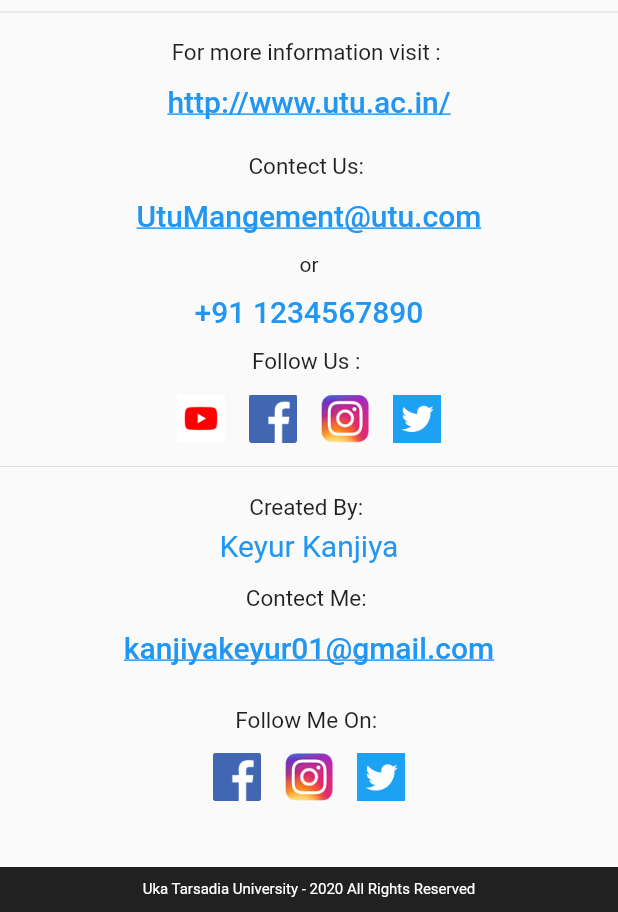
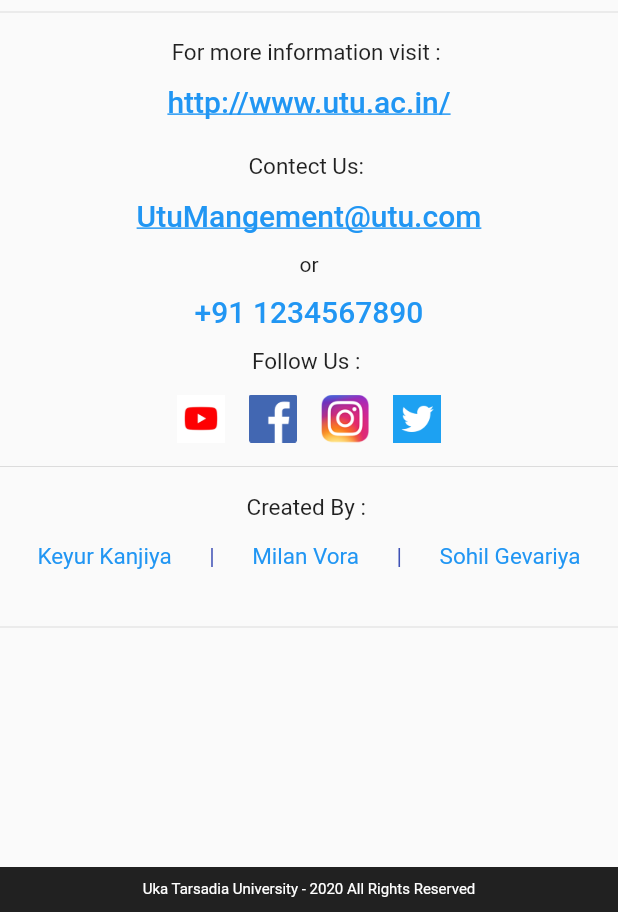
Before and after one commit to kanjiyakeyur/utu-connect, a Flutter app: the HelpScreen screen opened by its route, on a phone screen of 412 x 824 dp, the part 324-1236 px from its top. Run offline on Flutter 3.47's test engine with Material 2 defaults, Android fonts, the phone set to English and light mode, and no system bars; our stand-ins replace carousel_slider, cloud_firestore, firebase_auth, flutter_staggered_animations, page_transition, webview_flutter; accounts and stored records are empty; network calls fail.

```diff
--- a/lib/screens/Account_info_scrren.dart
+++ b/lib/screens/Account_info_scrren.dart
@@ -162,7 +162,7 @@ class _AccountInfoScreenState extends State<AccountInfoScreen> {
                     height: 7,
                   ),
                   Text(
-                    'Department :',
+                    'College :',
                     style: TextStyle(color: Colors.black45),
                   ),
                   SizedBox(
@@ -179,7 +179,7 @@ class _AccountInfoScreenState extends State<AccountInfoScreen> {
                     height: 13,
                   ),
                   Text(
-                    'course :',
+                    'Department :',
                     style: TextStyle(color: Colors.black45),
                   ),
                   SizedBox(
--- a/lib/screens/help_screen.dart
+++ b/lib/screens/help_screen.dart
@@ -177,74 +177,35 @@ class HelpScreen extends StatelessWidget {
                 height: 10,
               ),
               Text(
-                'Created By: ',
+                'Created By : ',
                 style: TextStyle(fontSize: 15),
-              ),
-              SizedBox(
-                height: 5,
-              ),
-              Text(
-                'Keyur Kanjiya',
-                style: TextStyle(color: Colors.blue, fontSize: 20),
               ),
               SizedBox(
                 height: 15,
               ),
-              Text(
-                'Contect Me: ',
-                style: TextStyle(fontSize: 15),
-              ),
-              FlatButton(
-                  onPressed: () async {
-                    await launch(
-                        'mailto:kanjiyakeyur01@utu.com?subject=Information Help&body=Ask Quetions');
-                  },
-                  child: Text(
-                    'kanjiyakeyur01@gmail.com',
-                    style: TextStyle(
-                        decoration: TextDecoration.underline,
-                        color: Colors.blue,
-                        fontSize: 20),
-                  )),
-              SizedBox(
-                height: 15,
-              ),
-              Text(
-                'Follow Me On: ',
-                style: TextStyle(fontSize: 15),
-              ),
-              SizedBox(
-                height: 5,
-              ),
               Row(
-                mainAxisAlignment: MainAxisAlignment.center,
+                mainAxisAlignment: MainAxisAlignment.spaceEvenly,
                 children: <Widget>[
-                  IconButton(
-                      icon: Image.asset(
-                        'assets/images/facebook.png',
-                        fit: BoxFit.cover,
-                      ),
-                      onPressed: () async {
-                        await launch(
-                            'https://www.facebook.com/profile.php?id=100005312417316');
-                      }),
-                  IconButton(
-                      icon: Image.asset(
-                        'assets/images/instagarm.png',
-                        fit: BoxFit.cover,
-                      ),
-                      onPressed: () async {
-                        await launch(
-                            'https://instagram.com/__k._k.__?igshid=pms5gu3vyvxn');
-                      }),
-                  IconButton(
-                      icon: Image.asset(
-                        'assets/images/twitter.png',
-                        fit: BoxFit.cover,
-                      ),
-                      onPressed: () async {
-                        await launch('https://twitter.com/kanjiyakeyur1');
-                      }),
+                  Text(
+                    'Keyur Kanjiya',
+                    style: TextStyle(color: Colors.blue, fontSize: 15),
+                  ),
+                  Text(
+                    '|',
+                    style: TextStyle(color: Colors.indigo, fontSize: 15),
+                  ),
+                  Text(
+                    'Milan Vora',
+                    style: TextStyle(color: Colors.blue, fontSize: 15),
+                  ),
+                  Text(
+                    '|',
+                    style: TextStyle(color: Colors.indigo, fontSize: 15),
+                  ),
+                  Text(
+                    'Sohil Gevariya',
+                    style: TextStyle(color: Colors.blue, fontSize: 15),
+                  ),
                 ],
               ),
               SizedBox(
--- a/lib/screens/utu_notification_screen.dart
+++ b/lib/screens/utu_notification_screen.dart
@@ -154,6 +154,7 @@ class UtuNotificationScreen extends StatelessWidget {
                                       reloadData[index]['datetime']),
                                   link: reloadData[index]['link'],
                                   expiredate: reloadData[index]['expiredate'],
+                                  imageUrl: reloadData[index]['image'],
                                 ),
                               ),
                             ),
--- a/lib/widgets/show_notification.dart
+++ b/lib/widgets/show_notification.dart
@@ -11,6 +11,7 @@ class ShowNotification extends StatefulWidget {
   final DateTime date;
   final String link;
   final String expiredate;
+  final String imageUrl;
 
   ///final String title;
   //final String description;
@@ -22,6 +23,7 @@ class ShowNotification extends StatefulWidget {
     @required this.date,
     @required this.link,
     @required this.expiredate,
+    @required this.imageUrl,
   });
 
   @override
@@ -155,6 +157,13 @@ class _ShowNotificationState extends State<ShowNotification> {
                                     SizedBox(
                                       height: 10,
                                     ),
+                                  if (widget.imageUrl != "EmptyImage")
+                                    Container(
+                                      child: Image.network(
+                                        widget.imageUrl,
+                                        fit: BoxFit.fitWidth,
+                                      ),
+                                    ),
                                   Row(
                                     mainAxisAlignment: MainAxisAlignment.end,
                                     children: <Widget>[
```
Also changed, not shown: 1 other file.
